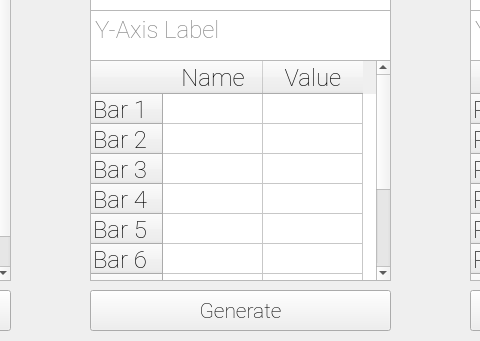
Qt form Charts/charts.ui (BenHenderson09/ChartChrafter) before a commit; both pictures show x 340 to 820 and y 290 to 631 of the 1213 by 733 pixel window.
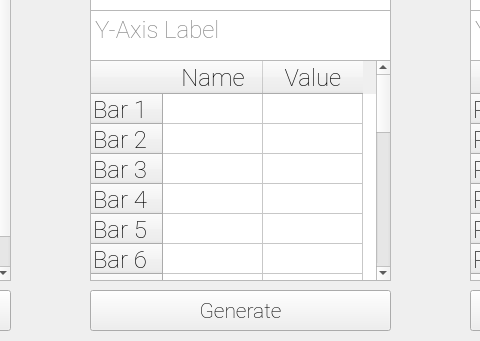
The same form after that commit.

```diff
--- a/Charts/charts.ui
+++ b/Charts/charts.ui
@@ -113,6 +113,56 @@
       <string>Bar 10</string>
      </property>
     </row>
+    <row>
+     <property name="text">
+      <string>Bar 11</string>
+     </property>
+    </row>
+    <row>
+     <property name="text">
+      <string>Bar 12</string>
+     </property>
+    </row>
+    <row>
+     <property name="text">
+      <string>Bar 13</string>
+     </property>
+    </row>
+    <row>
+     <property name="text">
+      <string>Bar 14</string>
+     </property>
+    </row>
+    <row>
+     <property name="text">
+      <string>Bar 15</string>
+     </property>
+    </row>
+    <row>
+     <property name="text">
+      <string>Bar 16</string>
+     </property>
+    </row>
+    <row>
+     <property name="text">
+      <string>Bar 17</string>
+     </property>
+    </row>
+    <row>
+     <property name="text">
+      <string>Bar 18</string>
+     </property>
+    </row>
+    <row>
+     <property name="text">
+      <string>Bar 19</string>
+     </property>
+    </row>
+    <row>
+     <property name="text">
+      <string>Bar 20</string>
+     </property>
+    </row>
     <column>
      <property name="text">
       <string>Name</string>
```
Left out of the diff: 16 changed lines with no effect on the pictures.
